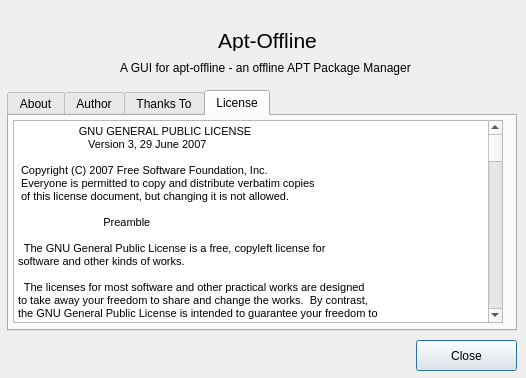
Above: apt_offline_gui/AptOfflineQtAbout.ui from rickysarraf/apt-offline before the change. Below: the same form after it.
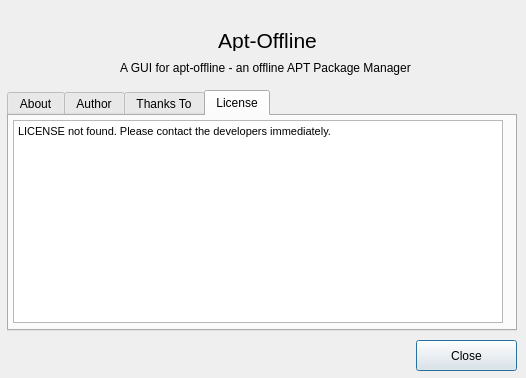
That is the form after the change. The open tabs and pages were chosen to show the change. Icons and pictures are not drawn.

Commit message: removed hardcoded ui from About dialog

What changed in the file:
```diff
--- a/apt_offline_gui/AptOfflineQtAbout.ui
+++ b/apt_offline_gui/AptOfflineQtAbout.ui
@@ -268,680 +268,7 @@
       </font>
      </property>
      <property name="plainText">
-      <string>                    GNU GENERAL PUBLIC LICENSE
-                       Version 3, 29 June 2007
-
- Copyright (C) 2007 Free Software Foundation, Inc. &lt;http://fsf.org/&gt;
- Everyone is permitted to copy and distribute verbatim copies
- of this license document, but changing it is not allowed.
-
-                            Preamble
-
-  The GNU General Public License is a free, copyleft license for
-software and other kinds of works.
-
-  The licenses for most software and other practical works are designed
-to take away your freedom to share and change the works.  By contrast,
-the GNU General Public License is intended to guarantee your freedom to
-share and change all versions of a program--to make sure it remains free
-software for all its users.  We, the Free Software Foundation, use the
-GNU General Public License for most of our software; it applies also to
-any other work released this way by its authors.  You can apply it to
-your programs, too.
-
-  When we speak of free software, we are referring to freedom, not
-price.  Our General Public Licenses are designed to make sure that you
-have the freedom to distribute copies of free software (and charge for
-them if you wish), that you receive source code or can get it if you
-want it, that you can change the software or use pieces of it in new
-free programs, and that you know you can do these things.
-
-  To protect your rights, we need to prevent others from denying you
-these rights or asking you to surrender the rights.  Therefore, you have
-certain responsibilities if you distribute copies of the software, or if
-you modify it: responsibilities to respect the freedom of others.
-
-  For example, if you distribute copies of such a program, whether
-gratis or for a fee, you must pass on to the recipients the same
-freedoms that you received.  You must make sure that they, too, receive
-or can get the source code.  And you must show them these terms so they
-know their rights.
-
-  Developers that use the GNU GPL protect your rights with two steps:
-(1) assert copyright on the software, and (2) offer you this License
-giving you legal permission to copy, distribute and/or modify it.
-
-  For the developers' and authors' protection, the GPL clearly explains
-that there is no warranty for this free software.  For both users' and
-authors' sake, the GPL requires that modified versions be marked as
-changed, so that their problems will not be attributed erroneously to
-authors of previous versions.
-
-  Some devices are designed to deny users access to install or run
-modified versions of the software inside them, although the manufacturer
-can do so.  This is fundamentally incompatible with the aim of
-protecting users' freedom to change the software.  The systematic
-pattern of such abuse occurs in the area of products for individuals to
-use, which is precisely where it is most unacceptable.  Therefore, we
-have designed this version of the GPL to prohibit the practice for those
-products.  If such problems arise substantially in other domains, we
-stand ready to extend this provision to those domains in future versions
-of the GPL, as needed to protect the freedom of users.
-
-  Finally, every program is threatened constantly by software patents.
-States should not allow patents to restrict development and use of
-software on general-purpose computers, but in those that do, we wish to
-avoid the special danger that patents applied to a free program could
-make it effectively proprietary.  To prevent this, the GPL assures that
-patents cannot be used to render the program non-free.
-
-  The precise terms and conditions for copying, distribution and
-modification follow.
-
-                       TERMS AND CONDITIONS
-
-  0. Definitions.
-
-  &quot;This License&quot; refers to version 3 of the GNU General Public License.
-
-  &quot;Copyright&quot; also means copyright-like laws that apply to other kinds of
-works, such as semiconductor masks.
-
-  &quot;The Program&quot; refers to any copyrightable work licensed under this
-License.  Each licensee is addressed as &quot;you&quot;.  &quot;Licensees&quot; and
-&quot;recipients&quot; may be individuals or organizations.
-
-  To &quot;modify&quot; a work means to copy from or adapt all or part of the work
-in a fashion requiring copyright permission, other than the making of an
-exact copy.  The resulting work is called a &quot;modified version&quot; of the
-earlier work or a work &quot;based on&quot; the earlier work.
-
-  A &quot;covered work&quot; means either the unmodified Program or a work based
-on the Program.
-
-  To &quot;propagate&quot; a work means to do anything with it that, without
-permission, would make you directly or secondarily liable for
-infringement under applicable copyright law, except executing it on a
-computer or modifying a private copy.  Propagation includes copying,
-distribution (with or without modification), making available to the
-public, and in some countries other activities as well.
-
-  To &quot;convey&quot; a work means any kind of propagation that enables other
-parties to make or receive copies.  Mere interaction with a user through
-a computer network, with no transfer of a copy, is not conveying.
-
-  An interactive user interface displays &quot;Appropriate Legal Notices&quot;
-to the extent that it includes a convenient and prominently visible
-feature that (1) displays an appropriate copyright notice, and (2)
-tells the user that there is no warranty for the work (except to the
-extent that warranties are provided), that licensees may convey the
-work under this License, and how to view a copy of this License.  If
-the interface presents a list of user commands or options, such as a
-menu, a prominent item in the list meets this criterion.
-
-  1. Source Code.
-
-  The &quot;source code&quot; for a work means the preferred form of the work
-for making modifications to it.  &quot;Object code&quot; means any non-source
-form of a work.
-
-  A &quot;Standard Interface&quot; means an interface that either is an official
-standard defined by a recognized standards body, or, in the case of
-interfaces specified for a particular programming language, one that
-is widely used among developers working in that language.
-
-  The &quot;System Libraries&quot; of an executable work include anything, other
-than the work as a whole, that (a) is included in the normal form of
-packaging a Major Component, but which is not part of that Major
-Component, and (b) serves only to enable use of the work with that
-Major Component, or to implement a Standard Interface for which an
-implementation is available to the public in source code form.  A
-&quot;Major Component&quot;, in this context, means a major essential component
-(kernel, window system, and so on) of the specific operating system
-(if any) on which the executable work runs, or a compiler used to
-produce the work, or an object code interpreter used to run it.
-
-  The &quot;Corresponding Source&quot; for a work in object code form means all
-the source code needed to generate, install, and (for an executable
-work) run the object code and to modify the work, including scripts to
-control those activities.  However, it does not include the work's
-System Libraries, or general-purpose tools or generally available free
-programs which are used unmodified in performing those activities but
-which are not part of the work.  For example, Corresponding Source
-includes interface definition files associated with source files for
-the work, and the source code for shared libraries and dynamically
-linked subprograms that the work is specifically designed to require,
-such as by intimate data communication or control flow between those
-subprograms and other parts of the work.
-
-  The Corresponding Source need not include anything that users
-can regenerate automatically from other parts of the Corresponding
-Source.
-
-  The Corresponding Source for a work in source code form is that
-same work.
-
-  2. Basic Permissions.
-
-  All rights granted under this License are granted for the term of
-copyright on the Program, and are irrevocable provided the stated
-conditions are met.  This License explicitly affirms your unlimited
-permission to run the unmodified Program.  The output from running a
-covered work is covered by this License only if the output, given its
-content, constitutes a covered work.  This License acknowledges your
-rights of fair use or other equivalent, as provided by copyright law.
-
-  You may make, run and propagate covered works that you do not
-convey, without conditions so long as your license otherwise remains
-in force.  You may convey covered works to others for the sole purpose
-of having them make modifications exclusively for you, or provide you
-with facilities for running those works, provided that you comply with
-the terms of this License in conveying all material for which you do
-not control copyright.  Those thus making or running the covered works
-for you must do so exclusively on your behalf, under your direction
-and control, on terms that prohibit them from making any copies of
-your copyrighted material outside their relationship with you.
-
-  Conveying under any other circumstances is permitted solely under
-the conditions stated below.  Sublicensing is not allowed; section 10
-makes it unnecessary.
-
-  3. Protecting Users' Legal Rights From Anti-Circumvention Law.
-
-  No covered work shall be deemed part of an effective technological
-measure under any applicable law fulfilling obligations under article
-11 of the WIPO copyright treaty adopted on 20 December 1996, or
-similar laws prohibiting or restricting circumvention of such
-measures.
-
-  When you convey a covered work, you waive any legal power to forbid
-circumvention of technological measures to the extent such circumvention
-is effected by exercising rights under this License with respect to
-the covered work, and you disclaim any intention to limit operation or
-modification of the work as a means of enforcing, against the work's
-users, your or third parties' legal rights to forbid circumvention of
-technological measures.
-
-  4. Conveying Verbatim Copies.
-
-  You may convey verbatim copies of the Program's source code as you
-receive it, in any medium, provided that you conspicuously and
-appropriately publish on each copy an appropriate copyright notice;
-keep intact all notices stating that this License and any
-non-permissive terms added in accord with section 7 apply to the code;
-keep intact all notices of the absence of any warranty; and give all
-recipients a copy of this License along with the Program.
-
-  You may charge any price or no price for each copy that you convey,
-and you may offer support or warranty protection for a fee.
-
-  5. Conveying Modified Source Versions.
-
-  You may convey a work based on the Program, or the modifications to
-produce it from the Program, in the form of source code under the
-terms of section 4, provided that you also meet all of these conditions:
-
-    a) The work must carry prominent notices stating that you modified
-    it, and giving a relevant date.
-
-    b) The work must carry prominent notices stating that it is
-    released under this License and any conditions added under section
-    7.  This requirement modifies the requirement in section 4 to
-    &quot;keep intact all notices&quot;.
-
-    c) You must license the entire work, as a whole, under this
-    License to anyone who comes into possession of a copy.  This
-    License will therefore apply, along with any applicable section 7
-    additional terms, to the whole of the work, and all its parts,
-    regardless of how they are packaged.  This License gives no
-    permission to license the work in any other way, but it does not
-    invalidate such permission if you have separately received it.
-
-    d) If the work has interactive user interfaces, each must display
-    Appropriate Legal Notices; however, if the Program has interactive
-    interfaces that do not display Appropriate Legal Notices, your
-    work need not make them do so.
-
-  A compilation of a covered work with other separate and independent
-works, which are not by their nature extensions of the covered work,
-and which are not combined with it such as to form a larger program,
-in or on a volume of a storage or distribution medium, is called an
-&quot;aggregate&quot; if the compilation and its resulting copyright are not
-used to limit the access or legal rights of the compilation's users
-beyond what the individual works permit.  Inclusion of a covered work
-in an aggregate does not cause this License to apply to the other
-parts of the aggregate.
-
-  6. Conveying Non-Source Forms.
-
-  You may convey a covered work in object code form under the terms
-of sections 4 and 5, provided that you also convey the
-machine-readable Corresponding Source under the terms of this License,
-in one of these ways:
-
-    a) Convey the object code in, or embodied in, a physical product
-    (including a physical distribution medium), accompanied by the
-    Corresponding Source fixed on a durable physical medium
-    customarily used for software interchange.
-
-    b) Convey the object code in, or embodied in, a physical product
-    (including a physical distribution medium), accompanied by a
-    written offer, valid for at least three years and valid for as
-    long as you offer spare parts or customer support for that product
-    model, to give anyone who possesses the object code either (1) a
-    copy of the Corresponding Source for all the software in the
-    product that is covered by this License, on a durable physical
-    medium customarily used for software interchange, for a price no
-    more than your reasonable cost of physically performing this
-    conveying of source, or (2) access to copy the
-    Corresponding Source from a network server at no charge.
-
-    c) Convey individual copies of the object code with a copy of the
-    written offer to provide the Corresponding Source.  This
-    alternative is allowed only occasionally and noncommercially, and
-    only if you received the object code with such an offer, in accord
-    with subsection 6b.
-
-    d) Convey the object code by offering access from a designated
-    place (gratis or for a charge), and offer equivalent access to the
-    Corresponding Source in the same way through the same place at no
-    further charge.  You need not require recipients to copy the
-    Corresponding Source along with the object code.  If the place to
-    copy the object code is a network server, the Corresponding Source
-    may be on a different server (operated by you or a third party)
-    that supports equivalent copying facilities, provided you maintain
-    clear directions next to the object code saying where to find the
-    Corresponding Source.  Regardless of what server hosts the
-    Corresponding Source, you remain obligated to ensure that it is
-    available for as long as needed to satisfy these requirements.
-
-    e) Convey the object code using peer-to-peer transmission, provided
-    you inform other peers where the object code and Corresponding
-    Source of the work are being offered to the general public at no
-    charge under subsection 6d.
-
-  A separable portion of the object code, whose source code is excluded
-from the Corresponding Source as a System Library, need not be
-included in conveying the object code work.
-
-  A &quot;User Product&quot; is either (1) a &quot;consumer product&quot;, which means any
-tangible personal property which is normally used for personal, family,
-or household purposes, or (2) anything designed or sold for incorporation
-into a dwelling.  In determining whether a product is a consumer product,
-doubtful cases shall be resolved in favor of coverage.  For a particular
-product received by a particular user, &quot;normally used&quot; refers to a
-typical or common use of that class of product, regardless of the status
-of the particular user or of the way in which the particular user
-actually uses, or expects or is expected to use, the product.  A product
-is a consumer product regardless of whether the product has substantial
-commercial, industrial or non-consumer uses, unless such uses represent
-the only significant mode of use of the product.
-
-  &quot;Installation Information&quot; for a User Product means any methods,
-procedures, authorization keys, or other information required to install
-and execute modified versions of a covered work in that User Product from
-a modified version of its Corresponding Source.  The information must
-suffice to ensure that the continued functioning of the modified object
-code is in no case prevented or interfered with solely because
-modification has been made.
-
-  If you convey an object code work under this section in, or with, or
-specifically for use in, a User Product, and the conveying occurs as
-part of a transaction in which the right of possession and use of the
-User Product is transferred to the recipient in perpetuity or for a
-fixed term (regardless of how the transaction is characterized), the
-Corresponding Source conveyed under this section must be accompanied
-by the Installation Information.  But this requirement does not apply
-if neither you nor any third party retains the ability to install
-modified object code on the User Product (for example, the work has
-been installed in ROM).
-
-  The requirement to provide Installation Information does not include a
-requirement to continue to provide support service, warranty, or updates
-for a work that has been modified or installed by the recipient, or for
-the User Product in which it has been modified or installed.  Access to a
-network may be denied when the modification itself materially and
-adversely affects the operation of the network or violates the rules and
-protocols for communication across the network.
-
-  Corresponding Source conveyed, and Installation Information provided,
-in accord with this section must be in a format that is publicly
-documented (and with an implementation available to the public in
-source code form), and must require no special password or key for
-unpacking, reading or copying.
-
-  7. Additional Terms.
-
-  &quot;Additional permissions&quot; are terms that supplement the terms of this
-License by making exceptions from one or more of its conditions.
-Additional permissions that are applicable to the entire Program shall
-be treated as though they were included in this License, to the extent
-that they are valid under applicable law.  If additional permissions
-apply only to part of the Program, that part may be used separately
-under those permissions, but the entire Program remains governed by
-this License without regard to the additional permissions.
-
-  When you convey a copy of a covered work, you may at your option
-remove any additional permissions from that copy, or from any part of
-it.  (Additional permissions may be written to require their own
-removal in certain cases when you modify the work.)  You may place
-additional permissions on material, added by you to a covered work,
-for which you have or can give appropriate copyright permission.
-
-  Notwithstanding any other provision of this License, for material you
-add to a covered work, you may (if authorized by the copyright holders of
-that material) supplement the terms of this License with terms:
-
-    a) Disclaiming warranty or limiting liability differently from the
-    terms of sections 15 and 16 of this License; or
-
-    b) Requiring preservation of specified reasonable legal notices or
-    author attributions in that material or in the Appropriate Legal
-    Notices displayed by works containing it; or
-
-    c) Prohibiting misrepresentation of the origin of that material, or
-    requiring that modified versions of such material be marked in
-    reasonable ways as different from the original version; or
-
-    d) Limiting the use for publicity purposes of names of licensors or
-    authors of the material; or
-
-    e) Declining to grant rights under trademark law for use of some
-    trade names, trademarks, or service marks; or
-
-    f) Requiring indemnification of licensors and authors of that
-    material by anyone who conveys the material (or modified versions of
-    it) with contractual assumptions of liability to the recipient, for
-    any liability that these contractual assumptions directly impose on
-    those licensors and authors.
-
-  All other non-permissive additional terms are considered &quot;further
-restrictions&quot; within the meaning of section 10.  If the Program as you
-received it, or any part of it, contains a notice stating that it is
-governed by this License along with a term that is a further
-restriction, you may remove that term.  If a license document contains
-a further restriction but permits relicensing or conveying under this
-License, you may add to a covered work material governed by the terms
-of that license document, provided that the further restriction does
-not survive such relicensing or conveying.
-
-  If you add terms to a covered work in accord with this section, you
-must place, in the relevant source files, a statement of the
-additional terms that apply to those files, or a notice indicating
-where to find the applicable terms.
-
-  Additional terms, permissive or non-permissive, may be stated in the
-form of a separately written license, or stated as exceptions;
-the above requirements apply either way.
-
-  8. Termination.
-
-  You may not propagate or modify a covered work except as expressly
-provided under this License.  Any attempt otherwise to propagate or
-modify it is void, and will automatically terminate your rights under
-this License (including any patent licenses granted under the third
-paragraph of section 11).
-
-  However, if you cease all violation of this License, then your
-license from a particular copyright holder is reinstated (a)
-provisionally, unless and until the copyright holder explicitly and
-finally terminates your license, and (b) permanently, if the copyright
-holder fails to notify you of the violation by some reasonable means
-prior to 60 days after the cessation.
-
-  Moreover, your license from a particular copyright holder is
-reinstated permanently if the copyright holder notifies you of the
-violation by some reasonable means, this is the first time you have
-received notice of violation of this License (for any work) from that
-copyright holder, and you cure the violation prior to 30 days after
-your receipt of the notice.
-
-  Termination of your rights under this section does not terminate the
-licenses of parties who have received copies or rights from you under
-this License.  If your rights have been terminated and not permanently
-reinstated, you do not qualify to receive new licenses for the same
-material under section 10.
-
-  9. Acceptance Not Required for Having Copies.
-
-  You are not required to accept this License in order to receive or
-run a copy of the Program.  Ancillary propagation of a covered work
-occurring solely as a consequence of using peer-to-peer transmission
-to receive a copy likewise does not require acceptance.  However,
-nothing other than this License grants you permission to propagate or
-modify any covered work.  These actions infringe copyright if you do
-not accept this License.  Therefore, by modifying or propagating a
-covered work, you indicate your acceptance of this License to do so.
-
-  10. Automatic Licensing of Downstream Recipients.
-
-  Each time you convey a covered work, the recipient automatically
-receives a license from the original licensors, to run, modify and
-propagate that work, subject to this License.  You are not responsible
-for enforcing compliance by third parties with this License.
-
-  An &quot;entity transaction&quot; is a transaction transferring control of an
-organization, or substantially all assets of one, or subdividing an
-organization, or merging organizations.  If propagation of a covered
-work results from an entity transaction, each party to that
-transaction who receives a copy of the work also receives whatever
-licenses to the work the party's predecessor in interest had or could
-give under the previous paragraph, plus a right to possession of the
-Corresponding Source of the work from the predecessor in interest, if
-the predecessor has it or can get it with reasonable efforts.
-
-  You may not impose any further restrictions on the exercise of the
-rights granted or affirmed under this License.  For example, you may
-not impose a license fee, royalty, or other charge for exercise of
-rights granted under this License, and you may not initiate litigation
-(including a cross-claim or counterclaim in a lawsuit) alleging that
-any patent claim is infringed by making, using, selling, offering for
-sale, or importing the Program or any portion of it.
-
-  11. Patents.
-
-  A &quot;contributor&quot; is a copyright holder who authorizes use under this
-License of the Program or a work on which the Program is based.  The
-work thus licensed is called the contributor's &quot;contributor version&quot;.
-
-  A contributor's &quot;essential patent claims&quot; are all patent claims
-owned or controlled by the contributor, whether already acquired or
-hereafter acquired, that would be infringed by some manner, permitted
-by this License, of making, using, or selling its contributor version,
-but do not include claims that would be infringed only as a
-consequence of further modification of the contributor version.  For
-purposes of this definition, &quot;control&quot; includes the right to grant
-patent sublicenses in a manner consistent with the requirements of
-this License.
-
-  Each contributor grants you a non-exclusive, worldwide, royalty-free
-patent license under the contributor's essential patent claims, to
-make, use, sell, offer for sale, import and otherwise run, modify and
-propagate the contents of its contributor version.
-
-  In the following three paragraphs, a &quot;patent license&quot; is any express
-agreement or commitment, however denominated, not to enforce a patent
-(such as an express permission to practice a patent or covenant not to
-sue for patent infringement).  To &quot;grant&quot; such a patent license to a
-party means to make such an agreement or commitment not to enforce a
-patent against the party.
-
-  If you convey a covered work, knowingly relying on a patent license,
-and the Corresponding Source of the work is not available for anyone
-to copy, free of charge and under the terms of this License, through a
-publicly available network server or other readily accessible means,
-then you must either (1) cause the Corresponding Source to be so
-available, or (2) arrange to deprive yourself of the benefit of the
-patent license for this particular work, or (3) arrange, in a manner
-consistent with the requirements of this License, to extend the patent
-license to downstream recipients.  &quot;Knowingly relying&quot; means you have
-actual knowledge that, but for the patent license, your conveying the
-covered work in a country, or your recipient's use of the covered work
-in a country, would infringe one or more identifiable patents in that
-country that you have reason to believe are valid.
-
-  If, pursuant to or in connection with a single transaction or
-arrangement, you convey, or propagate by procuring conveyance of, a
-covered work, and grant a patent license to some of the parties
-receiving the covered work authorizing them to use, propagate, modify
-or convey a specific copy of the covered work, then the patent license
-you grant is automatically extended to all recipients of the covered
-work and works based on it.
-
-  A patent license is &quot;discriminatory&quot; if it does not include within
-the scope of its coverage, prohibits the exercise of, or is
-conditioned on the non-exercise of one or more of the rights that are
-specifically granted under this License.  You may not convey a covered
-work if you are a party to an arrangement with a third party that is
-in the business of distributing software, under which you make payment
-to the third party based on the extent of your activity of conveying
-the work, and under which the third party grants, to any of the
-parties who would receive the covered work from you, a discriminatory
-patent license (a) in connection with copies of the covered work
-conveyed by you (or copies made from those copies), or (b) primarily
-for and in connection with specific products or compilations that
-contain the covered work, unless you entered into that arrangement,
-or that patent license was granted, prior to 28 March 2007.
-
-  Nothing in this License shall be construed as excluding or limiting
-any implied license or other defenses to infringement that may
-otherwise be available to you under applicable patent law.
-
-  12. No Surrender of Others' Freedom.
-
-  If conditions are imposed on you (whether by court order, agreement or
-otherwise) that contradict the conditions of this License, they do not
-excuse you from the conditions of this License.  If you cannot convey a
-covered work so as to satisfy simultaneously your obligations under this
-License and any other pertinent obligations, then as a consequence you may
-not convey it at all.  For example, if you agree to terms that obligate you
-to collect a royalty for further conveying from those to whom you convey
-the Program, the only way you could satisfy both those terms and this
-License would be to refrain entirely from conveying the Program.
-
-  13. Use with the GNU Affero General Public License.
-
-  Notwithstanding any other provision of this License, you have
-permission to link or combine any covered work with a work licensed
-under version 3 of the GNU Affero General Public License into a single
-combined work, and to convey the resulting work.  The terms of this
-License will continue to apply to the part which is the covered work,
-but the special requirements of the GNU Affero General Public License,
-section 13, concerning interaction through a network will apply to the
-combination as such.
-
-  14. Revised Versions of this License.
-
-  The Free Software Foundation may publish revised and/or new versions of
-the GNU General Public License from time to time.  Such new versions will
-be similar in spirit to the present version, but may differ in detail to
-address new problems or concerns.
-
-  Each version is given a distinguishing version number.  If the
-Program specifies that a certain numbered version of the GNU General
-Public License &quot;or any later version&quot; applies to it, you have the
-option of following the terms and conditions either of that numbered
-version or of any later version published by the Free Software
-Foundation.  If the Program does not specify a version number of the
-GNU General Public License, you may choose any version ever published
-by the Free Software Foundation.
-
-  If the Program specifies that a proxy can decide which future
-versions of the GNU General Public License can be used, that proxy's
-public statement of acceptance of a version permanently authorizes you
-to choose that version for the Program.
-
-  Later license versions may give you additional or different
-permissions.  However, no additional obligations are imposed on any
-author or copyright holder as a result of your choosing to follow a
-later version.
-
-  15. Disclaimer of Warranty.
-
-  THERE IS NO WARRANTY FOR THE PROGRAM, TO THE EXTENT PERMITTED BY
-APPLICABLE LAW.  EXCEPT WHEN OTHERWISE STATED IN WRITING THE COPYRIGHT
-HOLDERS AND/OR OTHER PARTIES PROVIDE THE PROGRAM &quot;AS IS&quot; WITHOUT WARRANTY
-OF ANY KIND, EITHER EXPRESSED OR IMPLIED, INCLUDING, BUT NOT LIMITED TO,
-THE IMPLIED WARRANTIES OF MERCHANTABILITY AND FITNESS FOR A PARTICULAR
-PURPOSE.  THE ENTIRE RISK AS TO THE QUALITY AND PERFORMANCE OF THE PROGRAM
-IS WITH YOU.  SHOULD THE PROGRAM PROVE DEFECTIVE, YOU ASSUME THE COST OF
-ALL NECESSARY SERVICING, REPAIR OR CORRECTION.
-
-  16. Limitation of Liability.
-
-  IN NO EVENT UNLESS REQUIRED BY APPLICABLE LAW OR AGREED TO IN WRITING
-WILL ANY COPYRIGHT HOLDER, OR ANY OTHER PARTY WHO MODIFIES AND/OR CONVEYS
-THE PROGRAM AS PERMITTED ABOVE, BE LIABLE TO YOU FOR DAMAGES, INCLUDING ANY
-GENERAL, SPECIAL, INCIDENTAL OR CONSEQUENTIAL DAMAGES ARISING OUT OF THE
-USE OR INABILITY TO USE THE PROGRAM (INCLUDING BUT NOT LIMITED TO LOSS OF
-DATA OR DATA BEING RENDERED INACCURATE OR LOSSES SUSTAINED BY YOU OR THIRD
-PARTIES OR A FAILURE OF THE PROGRAM TO OPERATE WITH ANY OTHER PROGRAMS),
-EVEN IF SUCH HOLDER OR OTHER PARTY HAS BEEN ADVISED OF THE POSSIBILITY OF
-SUCH DAMAGES.
-
-  17. Interpretation of Sections 15 and 16.
-
-  If the disclaimer of warranty and limitation of liability provided
-above cannot be given local legal effect according to their terms,
-reviewing courts shall apply local law that most closely approximates
-an absolute waiver of all civil liability in connection with the
-Program, unless a warranty or assumption of liability accompanies a
-copy of the Program in return for a fee.
-
-                     END OF TERMS AND CONDITIONS
-
-            How to Apply These Terms to Your New Programs
-
-  If you develop a new program, and you want it to be of the greatest
-possible use to the public, the best way to achieve this is to make it
-free software which everyone can redistribute and change under these terms.
-
-  To do so, attach the following notices to the program.  It is safest
-to attach them to the start of each source file to most effectively
-state the exclusion of warranty; and each file should have at least
-the &quot;copyright&quot; line and a pointer to where the full notice is found.
-
-    &lt;one line to give the program's name and a brief idea of what it does.&gt;
-    Copyright (C) &lt;year&gt;  &lt;name of author&gt;
-
-    This program is free software: you can redistribute it and/or modify
-    it under the terms of the GNU General Public License as published by
-    the Free Software Foundation, either version 3 of the License, or
-    (at your option) any later version.
-
-    This program is distributed in the hope that it will be useful,
-    but WITHOUT ANY WARRANTY; without even the implied warranty of
-    MERCHANTABILITY or FITNESS FOR A PARTICULAR PURPOSE.  See the
-    GNU General Public License for more details.
-
-    You should have received a copy of the GNU General Public License
-    along with this program.  If not, see &lt;http://www.gnu.org/licenses/&gt;.
-
-Also add information on how to contact you by electronic and paper mail.
-
-  If the program does terminal interaction, make it output a short
-notice like this when it starts in an interactive mode:
-
-    &lt;program&gt;  Copyright (C) &lt;year&gt;  &lt;name of author&gt;
-    This program comes with ABSOLUTELY NO WARRANTY; for details type `show w'.
-    This is free software, and you are welcome to redistribute it
-    under certain conditions; type `show c' for details.
-
-The hypothetical commands `show w' and `show c' should show the appropriate
-parts of the General Public License.  Of course, your program's commands
-might be different; for a GUI interface, you would use an &quot;about box&quot;.
-
-  You should also get your employer (if you work as a programmer) or school,
-if any, to sign a &quot;copyright disclaimer&quot; for the program, if necessary.
-For more information on this, and how to apply and follow the GNU GPL, see
-&lt;http://www.gnu.org/licenses/&gt;.
-
-  The GNU General Public License does not permit incorporating your program
-into proprietary programs.  If your program is a subroutine library, you
-may consider it more useful to permit linking proprietary applications with
-the library.  If this is what you want to do, use the GNU Lesser General
-Public License instead of this License.  But first, please read
-&lt;http://www.gnu.org/philosophy/why-not-lgpl.html&gt;.</string>
+      <string>LICENSE not found. Please contact the developers immediately.</string>
      </property>
     </widget>
    </widget>
```
Left out of the diff: 2 changed lines with no effect on the pictures. The commit also changes 5 other files.
